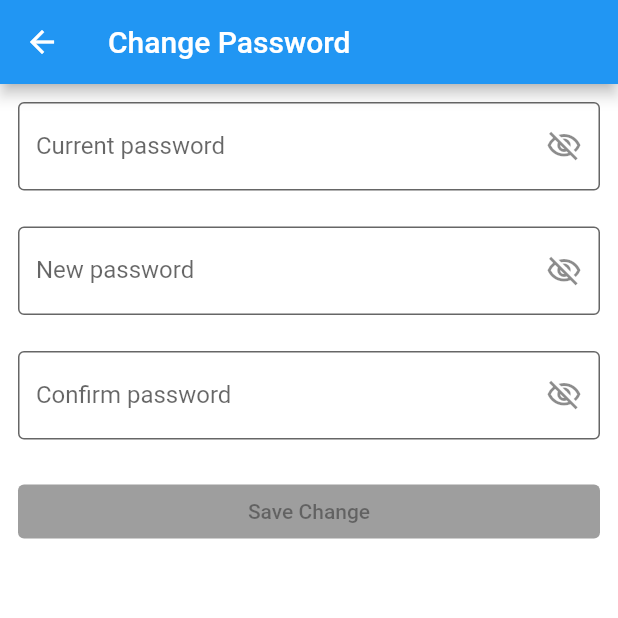
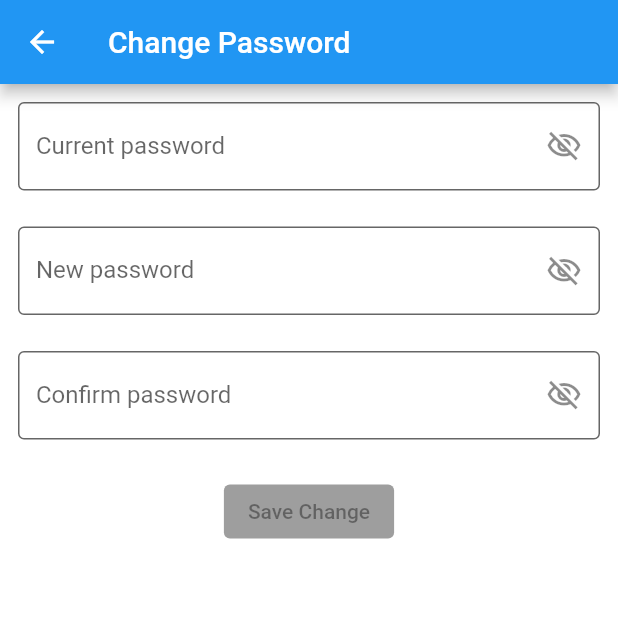
Before and after one commit to henryliang3027/ricoms_app, a Flutter app: the ChangePasswordPage screen opened directly, on a phone screen of 412 x 824 dp, the top half of it. Run offline on Flutter 3.47's test engine with Material 2 defaults, Android fonts, the phone set to English and light mode, and no system bars; our stand-ins replace bloc, connectivity_plus, dio, equatable, flutter_bloc, formz and 2 more; missing offline and left inert: flutter_gifimage, flutter_simple_treeview, flutter_treeview; accounts and stored records are empty.

Commit message:
update change password page ui

```diff
--- a/lib/change_password/view/change_password_form.dart
+++ b/lib/change_password/view/change_password_form.dart
@@ -76,7 +76,7 @@ class ChangePasswordForm extends StatelessWidget {
           _showFailureDialog(state.errmsg);
         }
       },
-      child: ListView(
+      child: Column(
         children: [
           _CurrentPasswordInput(),
           const Padding(padding: EdgeInsets.all(12)),
```
